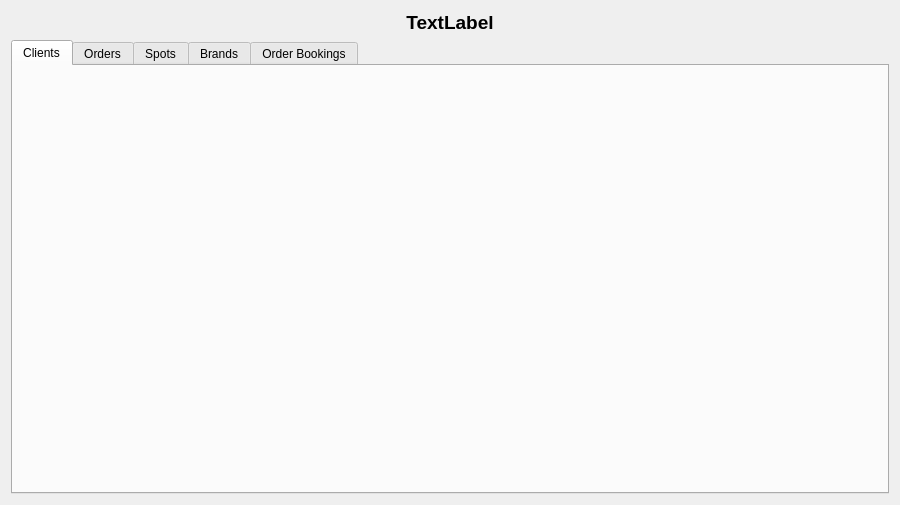
This is rave/Traffik/mergedbrowser.ui in pgathogo/raven as Qt 5 draws it before an edit. The edited form follows.
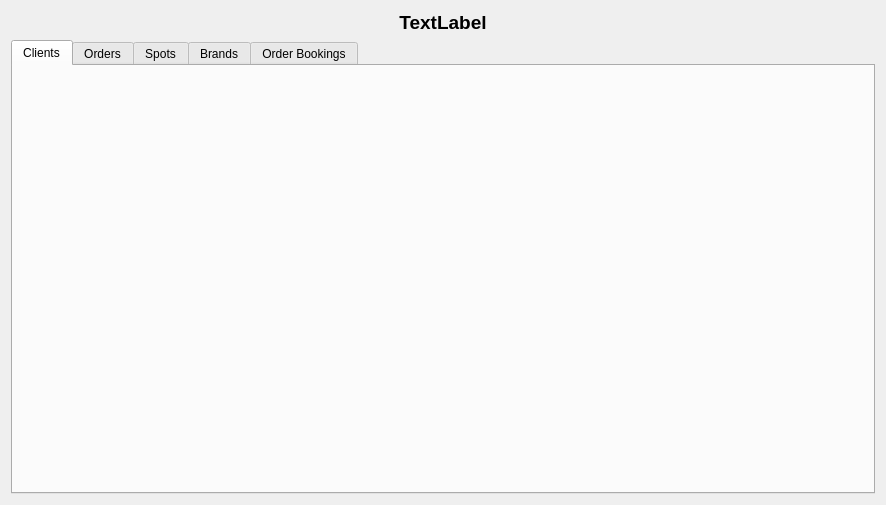
This is the edited form.

```diff
--- a/rave/Traffik/mergedbrowser.ui
+++ b/rave/Traffik/mergedbrowser.ui
@@ -6,7 +6,7 @@
    <rect>
     <x>0</x>
     <y>0</y>
-    <width>900</width>
+    <width>886</width>
     <height>505</height>
    </rect>
   </property>
```
Left out of the diff: 8 changed lines with no effect on the pictures.
